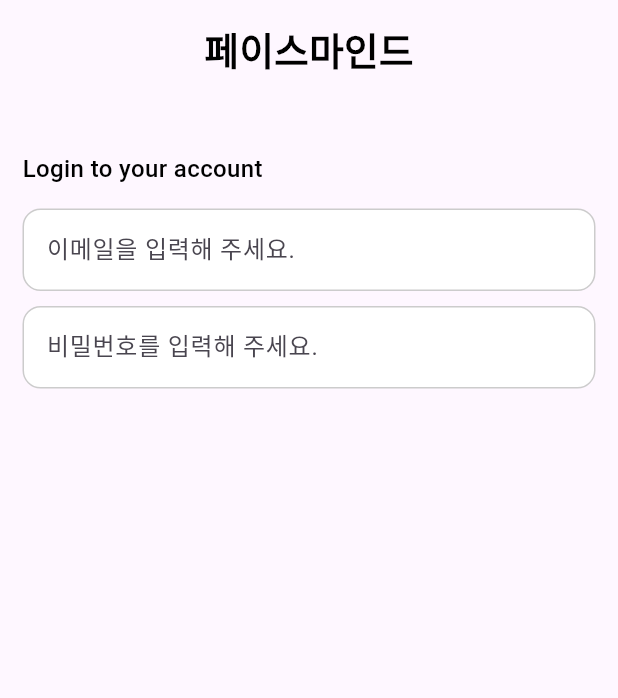
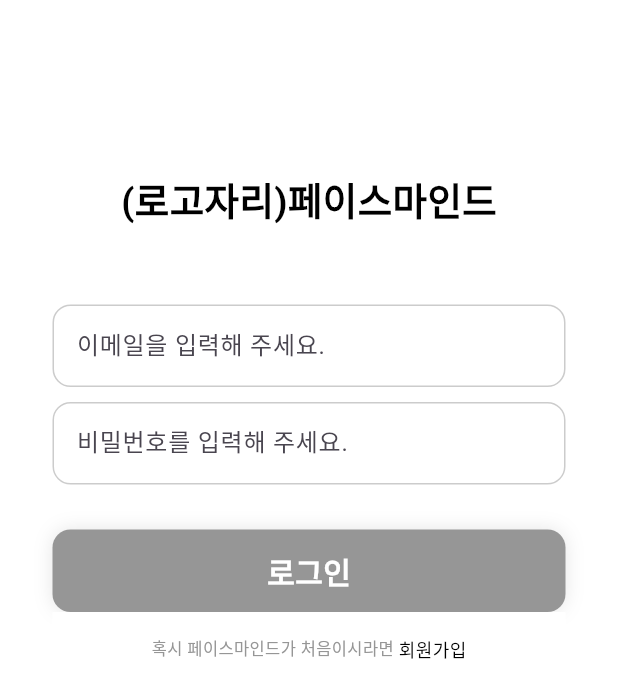
Before and after one commit to Everglow-FaceMind/Front, a Flutter app: the screen it shows after launch, on a phone screen of 412 x 824 dp. Shown: the top 698 px of the screen. Run offline on Flutter 3.47's test engine with Material 3 defaults, Android fonts, the phone set to English and light mode, and no system bars; our stand-ins replace get, hexcolor.

Commit message:
⚡️ improve login view, create btn

```diff
--- a/facemind/lib/view/login.view.dart
+++ b/facemind/lib/view/login.view.dart
@@ -1,6 +1,9 @@
+import 'package:facemind/utils/global.colors.dart';
+import 'package:flutter/material.dart';
+import 'package:get/get.dart';
+import 'package:facemind/view/signup.view.dart';
+import 'package:facemind/view/widgets/button.global.dart';
 import 'package:facemind/view/widgets/text.form.global.dart';
-import 'package:facemind/view/widgets/text.form.global.dart';
-import 'package:flutter/material.dart';
 
 class LoginView extends StatelessWidget {
   LoginView({Key? key}) : super(key: key);
@@ -10,18 +13,20 @@ class LoginView extends StatelessWidget {
   @override
   Widget build(BuildContext context) {
     return Scaffold(
+      backgroundColor: GlobalColors.whiteColor,
       body: SingleChildScrollView(
         child: SafeArea(
           child: Container(
             width: double.infinity,
-            padding: const EdgeInsets.all(15.0),
+            padding: const EdgeInsets.all(35.0),
             child: Column(
               crossAxisAlignment: CrossAxisAlignment.start,
               children: [
+                const SizedBox(height: 80),
                 Container(
                   alignment: Alignment.center,
-                  child: Text(
-                    '페이스마인드',
+                  child: const Text(
+                    '(로고자리)페이스마인드',
                     style: TextStyle(
                       color: Colors.black,
                       fontSize: 25,
@@ -29,32 +34,59 @@ class LoginView extends StatelessWidget {
                     ),
                   ),
                 ),
-                const SizedBox(height: 50),
-                Text(
-                  'Login to your account',
-                  style: TextStyle(
-                    color: Colors.black,
-                    fontSize: 16,
-                    fontWeight: FontWeight.w500,
-                  ),
+                const SizedBox(
+                  height: 50,
+                  width: 150,
                 ),
-                const SizedBox(height: 15),
-                //// email input
                 TextFormGlobal(
                   controller: emailController,
                   text: '이메일을 입력해 주세요.',
                   obscure: false,
                   textInputType: TextInputType.emailAddress,
                 ),
-
                 const SizedBox(height: 10),
-
-                //// password input
                 TextFormGlobal(
                   controller: passwordController,
                   text: '비밀번호를 입력해 주세요.',
                   textInputType: TextInputType.text,
                   obscure: true,
+                ),
+                const SizedBox(height: 30),
+                ButtonGlobal(
+                  text: '로그인',
+                  buttonColor: GlobalColors.darkgrayColor,
+                  onPressed: () {
+                    print('Login');
+                  },
+                ),
+                Container(
+                  height: 50,
+                  color: GlobalColors.whiteColor,
+                  alignment: Alignment.center,
+                  child: Row(
+                    mainAxisAlignment: MainAxisAlignment.center,
+                    children: [
+                      Text(
+                        '혹시 페이스마인드가 처음이시라면',
+                        style: TextStyle(
+                          color: GlobalColors.darkgrayColor,
+                          fontSize: 11,
+                        ),
+                      ),
+                      InkWell(
+                        child: Text(
+                          ' 회원가입',
+                          style: TextStyle(
+                            color: Colors.black,
+                            fontSize: 12,
+                          ),
+                        ),
+                        onTap: () {
+                          Get.to(() => const SignupView());
+                        },
+                      )
+                    ],
+                  ),
                 ),
               ],
             ),
--- /dev/null
+++ b/facemind/lib/view/widgets/button.global.dart
@@ -0,0 +1,44 @@
+import 'package:facemind/utils/global.colors.dart';
+import 'package:flutter/material.dart';
+
+class ButtonGlobal extends StatelessWidget {
+  final String text;
+  final Color buttonColor;
+  final VoidCallback onPressed;
+
+  const ButtonGlobal({
+    Key? key,
+    required this.text,
+    required this.buttonColor,
+    required this.onPressed,
+  }) : super(key: key);
+
+  @override
+  Widget build(BuildContext context) {
+    return InkWell(
+      onTap: onPressed,
+      child: Container(
+        alignment: Alignment.center,
+        height: 55,
+        decoration: BoxDecoration(
+          color: buttonColor,
+          borderRadius: BorderRadius.circular(12),
+          boxShadow: [
+            BoxShadow(
+              color: Colors.black.withOpacity(0.1),
+              blurRadius: 10,
+            ),
+          ],
+        ),
+        child: Text(
+          text,
+          style: const TextStyle(
+            color: Colors.white,
+            fontSize: 20,
+            fontWeight: FontWeight.w600,
+          ),
+        ),
+      ),
+    );
+  }
+}
```
